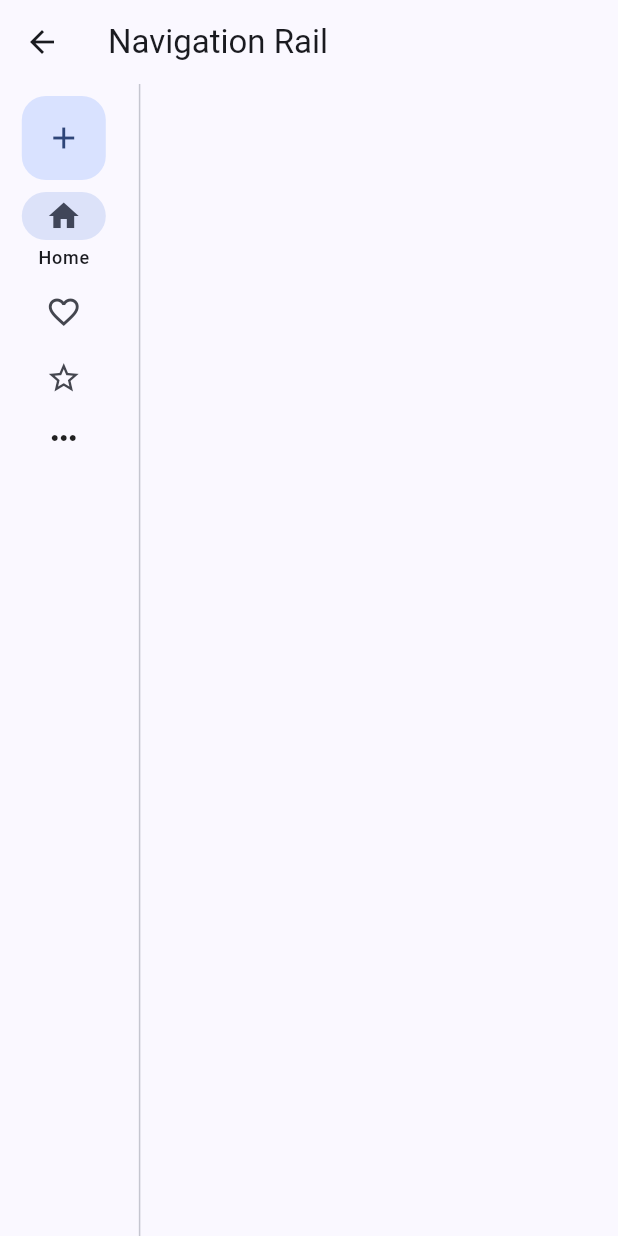
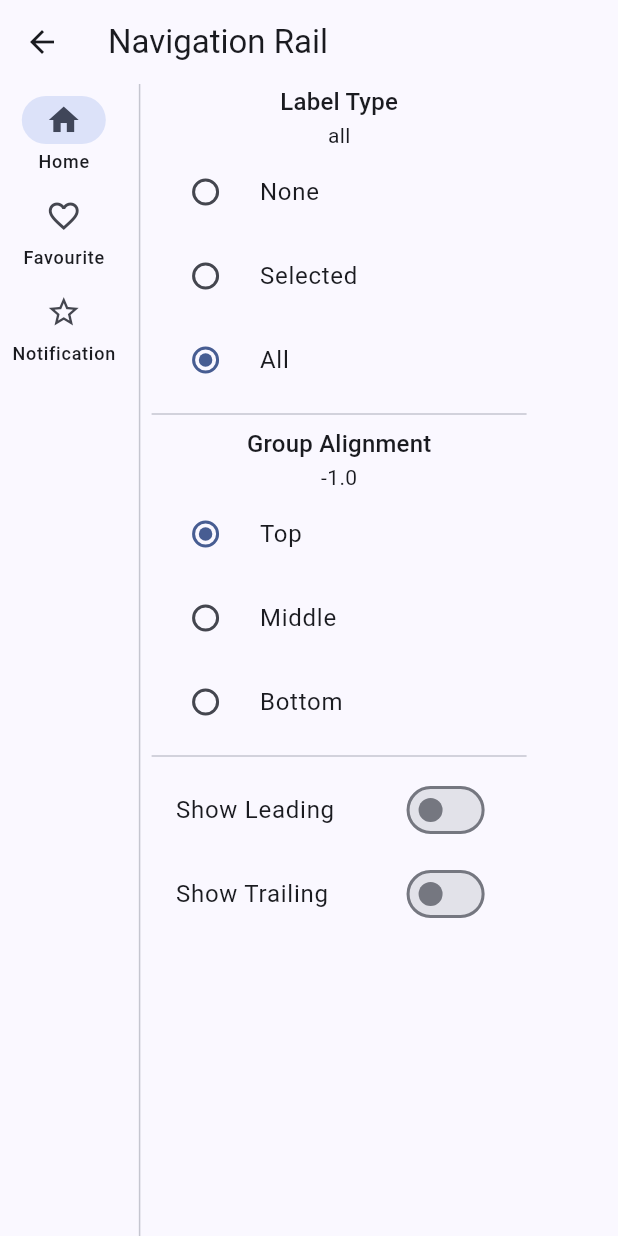
Before and after one commit to VrushankBardolia/material3_widgets, a Flutter app: the NavigationRailDemo screen opened directly, on a phone screen of 412 x 824 dp. Run offline on Flutter 3.47's test engine with Material 2 defaults, Android fonts, the phone set to English and light mode, and no system bars.

Commit message:
Navigation Rail options added

```diff
--- a/lib/widgets/navigationRail.dart
+++ b/lib/widgets/navigationRail.dart
@@ -9,6 +9,10 @@ class NavigationRailDemo extends StatefulWidget {
 
 class _NavigationRailDemoState extends State<NavigationRailDemo> {
   int _selectedIndex = 0;
+  NavigationRailLabelType labelType = NavigationRailLabelType.all;
+  bool showLeading = false;
+  bool showTrailing = false;
+  double groupAlignment = -1.0;
 
   @override
   Widget build(BuildContext context) {
@@ -16,24 +20,26 @@ class _NavigationRailDemoState extends State<NavigationRailDemo> {
       appBar: AppBar(
         title: const Text('Navigation Rail'),
       ),
-      body: Row(
+      body: SafeArea(
+        child: Row(
           children: [
 
             // Main Component (Navigation Rail)
             NavigationRail(
               selectedIndex: _selectedIndex,
-            labelType: NavigationRailLabelType.selected,
+              labelType: labelType,
+              groupAlignment: groupAlignment,
               onDestinationSelected: (int index) {
                 setState(() {
                   _selectedIndex = index;
                 });
               },
-            leading: FloatingActionButton(
+              leading: showLeading ? FloatingActionButton(
                 onPressed: (){},
                 elevation: 0,
                 child: const Icon(Icons.add),
-            ),
-            trailing: const Icon(Icons.more_horiz),
+              )  : null,
+              trailing: showTrailing ? const Icon(Icons.more_horiz) : null,
               destinations: const [
                 NavigationRailDestination(
                     icon: Icon(Icons.home_outlined),
@@ -58,10 +64,138 @@ class _NavigationRailDemoState extends State<NavigationRailDemo> {
 
             // Settings
             Column(
-
+              children: [
+                Text('Label Type',style: Theme.of(context).textTheme.titleMedium),
+                Text(labelType.name),
+                SizedBox(
+                  width: 250,
+                  child: RadioListTile(
+                      title: const Text('None'),
+                      value: NavigationRailLabelType.none,
+                      groupValue: labelType,
+                      onChanged: (value){
+                        setState(() {
+                          labelType = value!;
+                        });
+                      }
+                  ),
+                ),
+                SizedBox(
+                  width: 250,
+                  child: RadioListTile(
+                      title: const Text('Selected'),
+                      value: NavigationRailLabelType.selected,
+                      groupValue: labelType,
+                      onChanged: (value){
+                        setState(() {
+                          labelType = value!;
+                        });
+                      }
+                  ),
+                ),
+                SizedBox(
+                  width: 250,
+                  child: RadioListTile(
+                      title: const Text('All'),
+                      value: NavigationRailLabelType.all,
+                      groupValue: labelType,
+                      onChanged: (value){
+                        setState(() {
+                          labelType = value!;
+                        });
+                      }
+                  ),
+                ),
+                SizedBox(width: 250, child: Divider(thickness: 1)),
+                Text('Group Alignment',style: Theme.of(context).textTheme.titleMedium),
+                Text('$groupAlignment'),
+                SizedBox(
+                  width: 250,
+                  child: RadioListTile(
+                    title: Text('Top'),
+                      value: -1.0,
+                      groupValue: groupAlignment,
+                      onChanged: (value){
+                        setState(() {
+                          groupAlignment = value!;
+                        });
+                      }
+                  ),
+                ),
+                SizedBox(
+                  width: 250,
+                  child: RadioListTile(
+                    title: const Text('Middle'),
+                      value: 0.0,
+                      groupValue: groupAlignment,
+                      onChanged: (value){
+                        setState(() {
+                          groupAlignment = value!;
+                        });
+                      }
+                  ),
+                ),
+                SizedBox(
+                  width: 250,
+                  child: RadioListTile(
+                    title: const Text('Bottom'),
+                      value: 1.0,
+                      groupValue: groupAlignment,
+                      onChanged: (value){
+                        setState(() {
+                          groupAlignment = value!;
+                        });
+                      }
+                  ),
+                ),
+                SizedBox(width: 250, child: Divider(thickness: 1)),
+                SizedBox(
+                  width: 250,
+                  child: SwitchListTile(
+                    title: Text('Show Leading'),
+                      value: showLeading,
+                      onChanged: (bool value){
+                        setState(() {
+                          showLeading = value;
+                        });
+                      }
+                  ),
+                ),
+                SizedBox(
+                  width: 250,
+                  child: SwitchListTile(
+                    title: Text('Show Trailing'),
+                      value: showTrailing,
+                      onChanged: (bool value){
+                        setState(() {
+                          showTrailing = value;
+                        });
+                      }
+                  ),
+                )
+                // FilledButton.tonal(
+                //   onPressed: () {
+                //     setState(() {
+                //       showLeading = !showLeading;
+                //     });
+                //   },
+                //   child:
+                //   Text(showLeading ? 'Hide Leading' : 'Show Leading'),
+                // ),
+                // FilledButton.tonal(
+                //   onPressed: () {
+                //     setState(() {
+                //       showTrailing = !showTrailing;
+                //     });
+                //   },
+                //   child:
+                //   Text(showTrailing ? 'Hide Leading' : 'Show Leading'),
+                // )
+              ],
             )
           ],
         ),
+      )
     );
   }
 }
```
Lines whose indentation alone changed are shown as unchanged.
